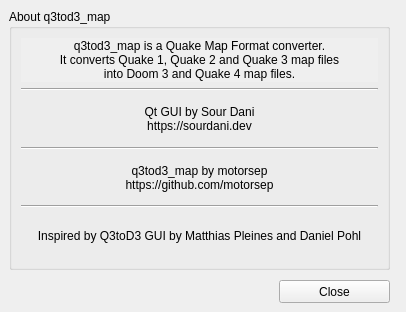
First picture: the form in src/gui/about.ui, repository sour-dani/q3tod3_map, before the edit.
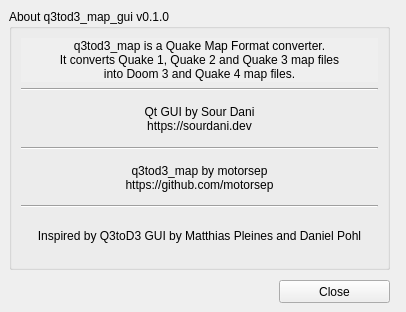
Second picture: the form after the edit.

Commit message: feat: add version number + speicfy _gui

What changed in the file:
```diff
--- a/src/gui/about.ui
+++ b/src/gui/about.ui
@@ -29,7 +29,7 @@
     </rect>
    </property>
    <property name="title">
-    <string>About q3tod3_map</string>
+    <string>About q3tod3_map_gui v0.1.0</string>
    </property>
    <layout class="QVBoxLayout" name="verticalLayout_2">
     <item>
```
